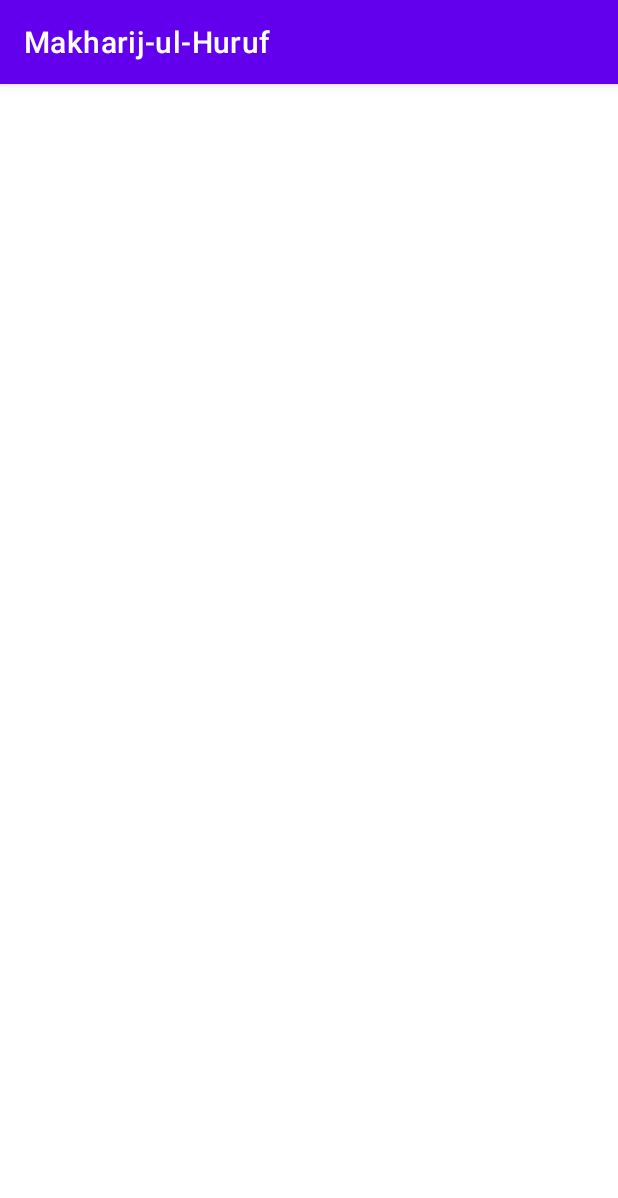
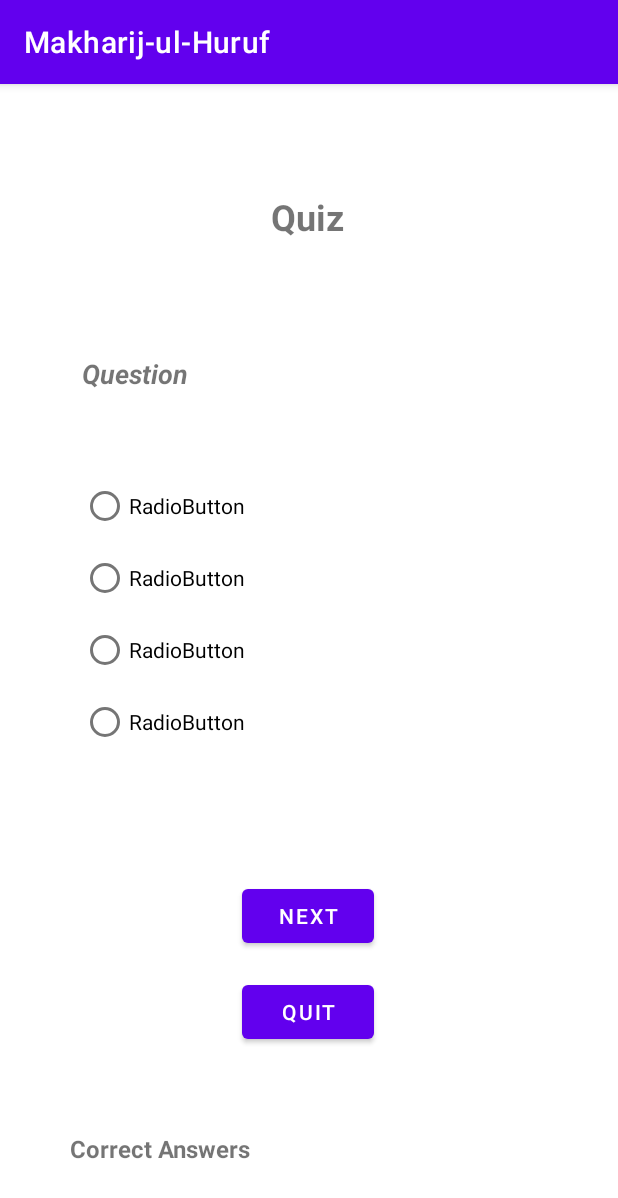
Before and after one commit to abdul-hanan-1/Makharij-ul-Huruf, an Android app: the quiz screen opened directly, with no data from a screen before it, on a phone screen of 412 x 824 dp. Shown: the top 1198 px of the screen. Run offline under Robolectric (Android 15) with nearby library versions, the phone set to English and light mode, and no system bars; Roboto replaces fonts that are not available here.

Commit message:
designed quiz activity

```diff
--- a/app/src/main/res/layout/activity_quiz.xml
+++ b/app/src/main/res/layout/activity_quiz.xml
@@ -6,4 +6,99 @@
     android:layout_height="match_parent"
     tools:context=".quiz">
 
+    <TextView
+        android:id="@+id/textView"
+        android:layout_width="wrap_content"
+        android:layout_height="wrap_content"
+        android:layout_marginTop="72dp"
+        android:text="Quiz"
+        android:textSize="24sp"
+        android:textStyle="bold"
+        app:layout_constraintEnd_toEndOf="parent"
+        app:layout_constraintHorizontal_bias="0.498"
+        app:layout_constraintStart_toStartOf="parent"
+        app:layout_constraintTop_toTopOf="parent" />
+
+    <TextView
+        android:id="@+id/question"
+        android:layout_width="wrap_content"
+        android:layout_height="wrap_content"
+        android:layout_marginTop="76dp"
+        android:text="Question"
+        android:textSize="18sp"
+        android:textStyle="bold|italic"
+        app:layout_constraintEnd_toEndOf="parent"
+        app:layout_constraintHorizontal_bias="0.161"
+        app:layout_constraintStart_toStartOf="parent"
+        app:layout_constraintTop_toBottomOf="@+id/textView" />
+
+    <RadioGroup
+        android:id="@+id/answersgrp"
+        android:layout_width="320dp"
+        android:layout_height="213dp"
+        android:layout_marginTop="52dp"
+        app:layout_constraintEnd_toEndOf="parent"
+        app:layout_constraintHorizontal_bias="0.587"
+        app:layout_constraintStart_toStartOf="parent"
+        app:layout_constraintTop_toBottomOf="@+id/question">
+
+        <RadioButton
+            android:id="@+id/radioButton"
+            android:layout_width="match_parent"
+            android:layout_height="wrap_content"
+            android:text="RadioButton" />
+
+        <RadioButton
+            android:id="@+id/radioButton2"
+            android:layout_width="match_parent"
+            android:layout_height="wrap_content"
+            android:text="RadioButton" />
+
+        <RadioButton
+            android:id="@+id/radioButton3"
+            android:layout_width="match_parent"
+            android:layout_height="wrap_content"
+            android:text="RadioButton" />
+
+        <RadioButton
+            android:id="@+id/radioButton4"
+            android:layout_width="match_parent"
+            android:layout_height="wrap_content"
+            android:text="RadioButton" />
+    </RadioGroup>
+
+    <Button
+        android:id="@+id/next"
+        android:layout_width="wrap_content"
+        android:layout_height="wrap_content"
+        android:layout_marginTop="60dp"
+        android:text="Next"
+        app:layout_constraintEnd_toEndOf="parent"
+        app:layout_constraintHorizontal_bias="0.498"
+        app:layout_constraintStart_toStartOf="parent"
+        app:layout_constraintTop_toBottomOf="@+id/answersgrp" />
+
+    <Button
+        android:id="@+id/quit"
+        android:layout_width="wrap_content"
+        android:layout_height="wrap_content"
+        android:layout_marginTop="16dp"
+        android:text="Quit"
+        app:layout_constraintEnd_toEndOf="parent"
+        app:layout_constraintHorizontal_bias="0.498"
+        app:layout_constraintStart_toStartOf="parent"
+        app:layout_constraintTop_toBottomOf="@+id/next" />
+
+    <TextView
+        android:id="@+id/score"
+        android:layout_width="wrap_content"
+        android:layout_height="wrap_content"
+        android:layout_marginTop="56dp"
+        android:text="Correct Answers"
+        android:textSize="16sp"
+        android:textStyle="bold"
+        app:layout_constraintEnd_toEndOf="parent"
+        app:layout_constraintHorizontal_bias="0.161"
+        app:layout_constraintStart_toStartOf="parent"
+        app:layout_constraintTop_toBottomOf="@+id/quit" />
 </androidx.constraintlayout.widget.ConstraintLayout>
```
